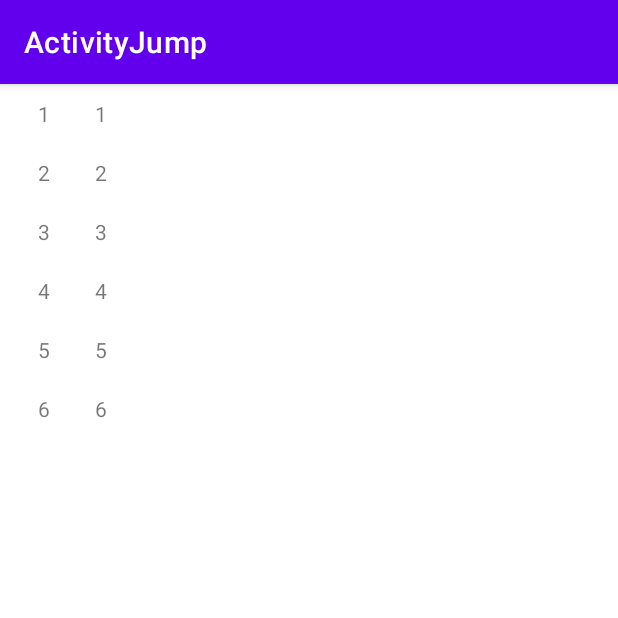
After one commit to ArchineDay/ActivityLifeCycle, an Android app: the RecyclerViewActivity screen opened directly, with no data from a screen before it, on a phone screen of 412 x 824 dp, the top half of it. The commit adds this screen. Run offline under Robolectric (Android 15) with nearby library versions, the phone set to English and light mode, and no system bars.

Commit message:
recyclerView

```diff
--- a/app/build.gradle.kts
+++ b/app/build.gradle.kts
@@ -29,6 +29,9 @@ android {
         sourceCompatibility = JavaVersion.VERSION_1_8
         targetCompatibility = JavaVersion.VERSION_1_8
     }
+    buildFeatures {
+        viewBinding = true
+    }
 }
 
 dependencies {
@@ -36,6 +39,8 @@ dependencies {
     implementation("androidx.appcompat:appcompat:1.6.1")
     implementation("com.google.android.material:material:1.8.0")
     implementation("androidx.constraintlayout:constraintlayout:2.1.4")
+    implementation("androidx.legacy:legacy-support-v4:1.0.0")
+    implementation("androidx.recyclerview:recyclerview:1.3.0")
     testImplementation("junit:junit:4.13.2")
     androidTestImplementation("androidx.test.ext:junit:1.1.5")
     androidTestImplementation("androidx.test.espresso:espresso-core:3.5.1")
--- a/app/src/main/AndroidManifest.xml
+++ b/app/src/main/AndroidManifest.xml
@@ -13,20 +13,20 @@
         android:theme="@style/Theme.ActivityJump"
         tools:targetApi="31">
         <activity
+            android:name=".RecyclerViewActivity"
+            android:exported="false" />
+        <activity
             android:name=".SecondActivity"
             android:exported="false" />
         <activity
             android:name=".MainActivity"
-
             android:exported="true">
             <intent-filter>
                 <action android:name="android.intent.action.MAIN" />
 
                 <category android:name="android.intent.category.LAUNCHER" />
             </intent-filter>
- </activity>
-
-
+        </activity>
     </application>
 
 </manifest>
--- /dev/null
+++ b/app/src/main/java/com/example/activityjump/RecyclerViewActivity.java
@@ -0,0 +1,36 @@
+package com.example.activityjump;
+
+import androidx.appcompat.app.AppCompatActivity;
+import androidx.recyclerview.widget.LinearLayoutManager;
+import androidx.recyclerview.widget.RecyclerView;
+
+import android.os.Bundle;
+
+import java.util.ArrayList;
+
+public class RecyclerViewActivity extends AppCompatActivity {
+    private RecyclerView recyclerView;
+    private RecyclerViewAdapter recyclerViewAdapter;
+
+    @Override
+    protected void onCreate(Bundle savedInstanceState) {
+        super.onCreate(savedInstanceState);
+        setContentView(R.layout.activity_recycler_view);
+
+        recyclerView = findViewById(R.id.recycler_view);
+
+
+        ArrayList<String> arrayList = new ArrayList<>();
+
+        arrayList.add("1");
+        arrayList.add("2");
+        arrayList.add("3");
+        arrayList.add("4");
+        arrayList.add("5");
+        arrayList.add("6");
+
+        recyclerViewAdapter = new RecyclerViewAdapter(this, arrayList);
+        recyclerView.setAdapter(recyclerViewAdapter);
+        recyclerView.setLayoutManager(new LinearLayoutManager(this));
+    }
+}
--- /dev/null
+++ b/app/src/main/java/com/example/activityjump/RecyclerViewAdapter.java
@@ -0,0 +1,62 @@
+package com.example.activityjump;
+
+import android.annotation.SuppressLint;
+import android.content.Context;
+import android.view.LayoutInflater;
+import android.view.View;
+import android.view.ViewGroup;
+import android.widget.TextView;
+
+import androidx.annotation.NonNull;
+import androidx.recyclerview.widget.RecyclerView;
+
+import java.util.List;
+
+public class RecyclerViewAdapter extends RecyclerView.Adapter<RecyclerViewAdapter.InnerHolder> {
+
+    private Context context;
+    private List list;
+
+    public RecyclerViewAdapter(Context context,List list) {
+        this.list = list;
+        this.context = context;
+    }
+
+    @NonNull
+    @Override
+    public RecyclerViewAdapter.InnerHolder onCreateViewHolder(@NonNull ViewGroup parent, int viewType) {
+        //创建View,并且用LayoutInflater把xml布局转换成View
+        View view = LayoutInflater.from(parent.getContext()).inflate(R.layout.list_item, parent, false);
+        InnerHolder holder = new InnerHolder(view);
+        return holder;
+    }
+
+    @Override
+    public void onBindViewHolder(@NonNull RecyclerViewAdapter.InnerHolder holder, @SuppressLint("RecyclerView") int position) {
+        holder.name.setText((String) list.get(position));
+        holder.address.setText((String) list.get(position));
+        holder.position = position;
+    }
+
+    @Override
+    public int getItemCount() {
+        return this.list.size();
+    }
+
+    public class InnerHolder extends RecyclerView.ViewHolder {
+
+        TextView name;
+        TextView address;
+        int position;
+        public InnerHolder(@NonNull View itemView) {
+            super(itemView);
+            name = itemView.findViewById(R.id.device_name);
+            address = itemView.findViewById(R.id.device_address);
+            itemView.setOnClickListener(new View.OnClickListener() {
+                @Override
+                public void onClick(View v) {
+                }
+            });
+        }
+    }
+}
--- a/app/src/main/java/com/example/activityjump/SecondActivity.java
+++ b/app/src/main/java/com/example/activityjump/SecondActivity.java
@@ -6,6 +6,8 @@ import androidx.appcompat.app.AlertDialog;
 import androidx.appcompat.app.AppCompatActivity;
 import androidx.fragment.app.Fragment;
 import androidx.fragment.app.FragmentManager;
+import androidx.recyclerview.widget.LinearLayoutManager;
+import androidx.recyclerview.widget.RecyclerView;
 
 import android.annotation.SuppressLint;
 import android.content.DialogInterface;
@@ -16,6 +18,9 @@ import android.view.View;
 import android.widget.Button;
 import android.widget.Switch;
 import android.widget.Toast;
+
+import java.util.ArrayList;
+import java.util.List;
 
 public class SecondActivity extends AppCompatActivity implements View.OnClickListener {
 
@@ -31,16 +36,18 @@ public class SecondActivity extends AppCompatActivity implements View.OnClickLis
 
     }
 
-    private void bindView(){
+    private void bindView() {
         Button button2 = findViewById(R.id.button2);//回activity1的按钮
         Button buttonToFragment1 = findViewById(R.id.buttonToFragment1);
         Button buttonToFragment2 = findViewById(R.id.buttonToFragment2);
         Button buttonToDialog = findViewById(R.id.buttonToDialog);
+        Button buttonToRecyclerView = findViewById(R.id.buttonToRecyclerview);
 
         button2.setOnClickListener(this);
         buttonToFragment1.setOnClickListener(this);
         buttonToFragment2.setOnClickListener(this);
         buttonToDialog.setOnClickListener(this);
+        buttonToRecyclerView.setOnClickListener(this);
     }
 
     @Override
@@ -48,6 +55,7 @@ public class SecondActivity extends AppCompatActivity implements View.OnClickLis
         super.onStart();
         Toast.makeText(this, "activity 2 onStart", Toast.LENGTH_SHORT).show();
         Log.d("activity 2", "activity 2 onStart");
+
     }
 
     @Override
@@ -90,7 +98,6 @@ public class SecondActivity extends AppCompatActivity implements View.OnClickLis
     @SuppressLint("NonConstantResourceId")
     @Override
     public void onClick(View v) {
-
         if (v.getId() == R.id.button2) {
             Intent intent = new Intent();
             intent.setClass(this, MainActivity.class);
@@ -103,7 +110,12 @@ public class SecondActivity extends AppCompatActivity implements View.OnClickLis
             getSupportFragmentManager().beginTransaction().replace(R.id.fragment_container, secondFragment).commit();
         } else if (v.getId() == R.id.buttonToDialog) {
             tipDialog();
+        }else if (v.getId()==R.id.buttonToRecyclerview){
+            Intent intent = new Intent();
+            intent.setClass(this, RecyclerViewActivity.class);
+            startActivity(intent);
         }
+
 
     }
 
@@ -160,6 +172,4 @@ public class SecondActivity extends AppCompatActivity implements View.OnClickLis
         });
         dialog.show();                              //显示对话框
     }
-
-
 }
--- a/app/src/main/res/layout/activity_main2.xml
+++ b/app/src/main/res/layout/activity_main2.xml
@@ -39,6 +39,12 @@
         android:layout_height="wrap_content"
         android:text="Dialog" />
 
+    <Button
+        android:id="@+id/buttonToRecyclerview"
+        android:layout_width="match_parent"
+        android:layout_height="wrap_content"
+        android:text="RecyclerView" />
+
 
     <LinearLayout
         android:id="@+id/fragment_container"
@@ -46,5 +52,4 @@
         android:layout_height="match_parent"
         android:orientation="horizontal" />
 
-
 </LinearLayout>
--- /dev/null
+++ b/app/src/main/res/layout/activity_recycler_view.xml
@@ -0,0 +1,15 @@
+<?xml version="1.0" encoding="utf-8"?>
+<LinearLayout xmlns:android="http://schemas.android.com/apk/res/android"
+    xmlns:app="http://schemas.android.com/apk/res-auto"
+    xmlns:tools="http://schemas.android.com/tools"
+    android:layout_width="match_parent"
+    android:layout_height="match_parent"
+    tools:context=".RecyclerViewActivity">
+
+    <androidx.recyclerview.widget.RecyclerView
+        android:id="@+id/recycler_view"
+        android:layout_width="match_parent"
+        android:layout_height="wrap_content"
+        android:textAlignment="center" />
+
+</LinearLayout>
--- /dev/null
+++ b/app/src/main/res/layout/list_item.xml
@@ -0,0 +1,27 @@
+<?xml version="1.0" encoding="utf-8"?>
+<LinearLayout xmlns:android="http://schemas.android.com/apk/res/android"
+    android:id="@+id/list_item"
+    android:layout_width="match_parent"
+    android:layout_height="wrap_content"
+    android:orientation="horizontal">
+
+    <TextView
+        android:id="@+id/device_name"
+        android:layout_width="wrap_content"
+        android:layout_height="wrap_content"
+        android:layout_marginStart="25dp"
+        android:layout_marginTop="10dp"
+        android:layout_marginBottom="10dp"
+        android:text="设备名" />
+
+    <TextView
+        android:id="@+id/device_address"
+        android:layout_width="wrap_content"
+        android:layout_height="wrap_content"
+        android:layout_marginStart="30dp"
+        android:layout_marginTop="10dp"
+        android:layout_marginBottom="10dp"
+        android:text="地址" />
+
+
+</LinearLayout>
--- /dev/null
+++ b/app/src/main/res/values/dimens.xml
@@ -0,0 +1,4 @@
+<?xml version="1.0" encoding="utf-8"?>
+<resources>
+    <dimen name="text_margin">16dp</dimen>
+</resources>
```
